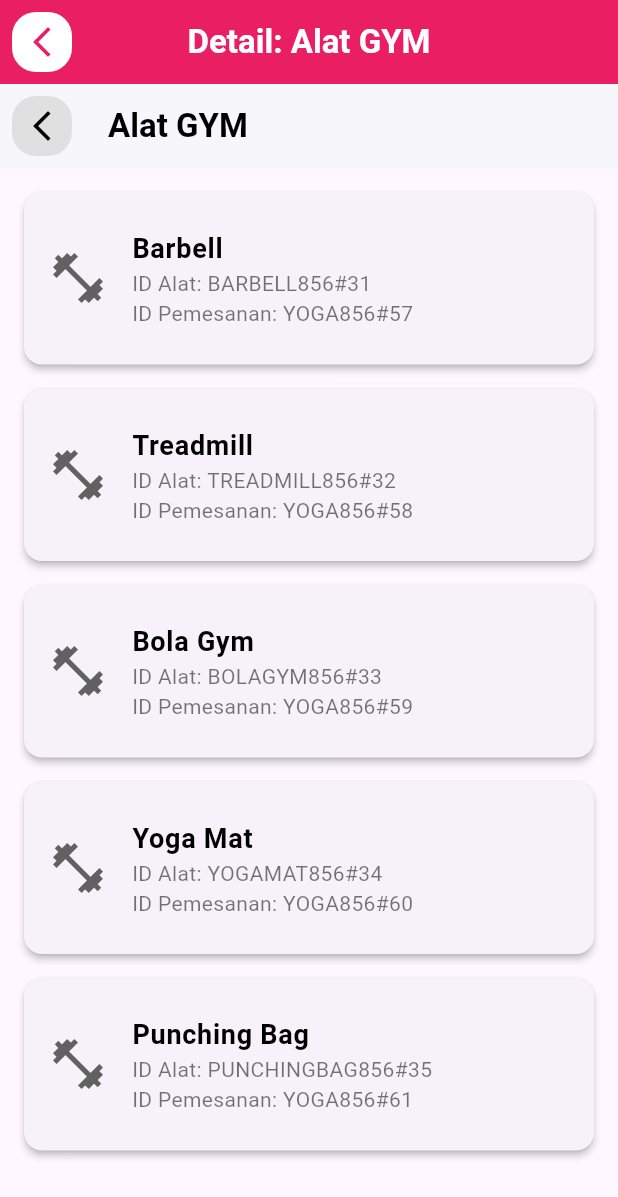
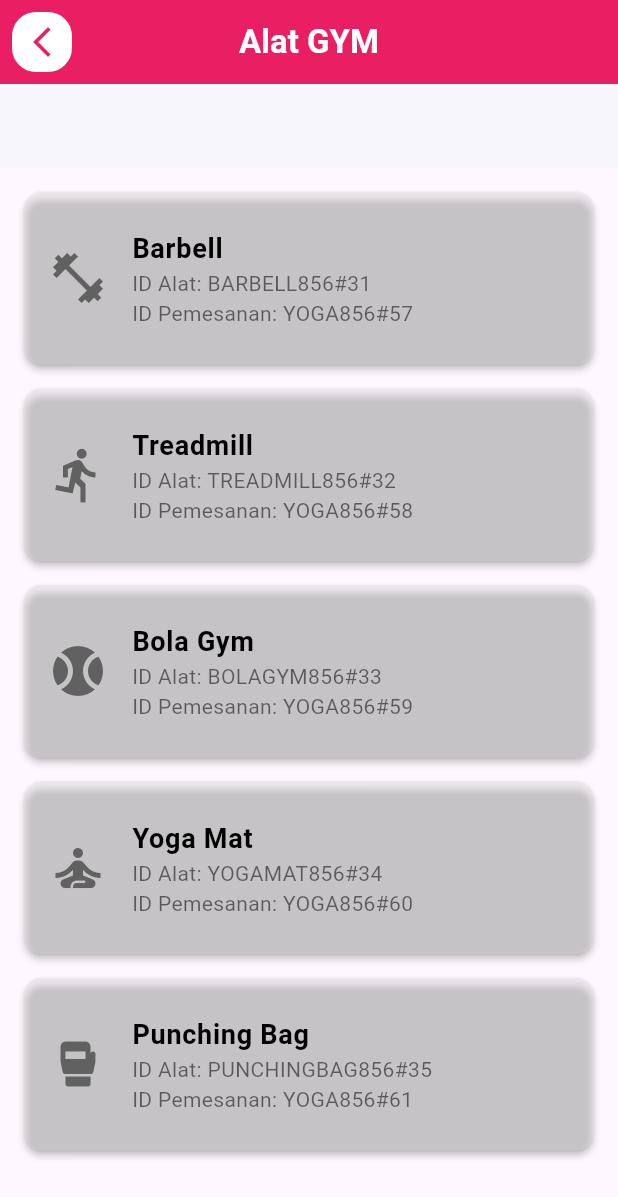
Before and after one commit to AndreasKuncoro11788/2_B_Gym, a Flutter app: the ListViewScreenGuest screen opened directly, after a tap on "Alat GYM", on a phone screen of 412 x 824 dp. Shown: the top 1197 px of the screen. Run offline on Flutter 3.47's test engine with Material 3 defaults, Android fonts, the phone set to English and light mode, and no system bars; our stand-ins replace camera, flutter_animate, flutter_rating_bar, flutter_riverpod, fluttertoast, local_auth and 3 more; accounts and stored records are empty; network calls fail.

Commit message:
guest list, logo first page done

```diff
--- a/lib/guest/viewList/alat_gymGuest.dart
+++ b/lib/guest/viewList/alat_gymGuest.dart
@@ -33,32 +33,31 @@ class AlatGymDetailGuest extends StatelessWidget {
       },
     ];
 
+    IconData getEquipmentIcon(String equipmentName) {
+      switch (equipmentName) {
+        case 'Barbell':
+          return Icons.fitness_center;
+        case 'Treadmill':
+          return Icons.directions_run;
+        case 'Bola Gym':
+          return Icons.sports_baseball;
+        case 'Yoga Mat':
+          return Icons.self_improvement;
+        case 'Punching Bag':
+          return Icons.sports_mma;
+        default:
+          return Icons.help_outline;
+      }
+    }
+
     return Scaffold(
       appBar: AppBar(
-        title: const Text(
-          "Alat GYM",
-          style: TextStyle(
-            color: Colors.black,
-            fontWeight: FontWeight.bold,
-          ),
-        ),
         backgroundColor: Colors.white,
         elevation: 1,
         leading: GestureDetector(
           onTap: () {
             Navigator.pop(context);
           },
-          child: Container(
-            margin: const EdgeInsets.all(8.0),
-            decoration: BoxDecoration(
-              color: Colors.grey[300],
-              borderRadius: BorderRadius.circular(16),
-            ),
-            child: const Icon(
-              Icons.arrow_back_ios_new,
-              color: Colors.black,
-            ),
-          ),
         ),
       ),
       body: ListView.builder(
@@ -72,10 +71,11 @@ class AlatGymDetailGuest extends StatelessWidget {
               borderRadius: BorderRadius.circular(12),
             ),
             elevation: 2,
+            color: const Color.fromARGB(91, 224, 224, 224),
             child: ListTile(
               contentPadding: const EdgeInsets.all(16),
               leading: Icon(
-                Icons.fitness_center,
+                getEquipmentIcon(equipment["name"]!),
                 size: 40,
                 color: Colors.grey[700],
               ),
--- a/lib/guest/view_listGuest.dart
+++ b/lib/guest/view_listGuest.dart
@@ -14,7 +14,6 @@ class ListViewScreenGuest extends StatelessWidget {
         title: Row(
           mainAxisAlignment: MainAxisAlignment.spaceBetween,
           children: [
-            // Add "Hi, Users" and date below it in the AppBar
             Column(
               crossAxisAlignment: CrossAxisAlignment.start,
               children: [
@@ -30,14 +29,14 @@ class ListViewScreenGuest extends StatelessWidget {
                   '10 Okt 2024',
                   style: TextStyle(
                     color: Colors.blue[200],
-                    fontSize: 14, // Smaller text size for the date
+                    fontSize: 14,
                   ),
                 ),
               ],
             ),
           ],
         ),
-        backgroundColor: Colors.pink, // Set to pink to match the design
+        backgroundColor: Colors.pink,
       ),
       body: LayoutBuilder(builder: (context, constraints) {
         if (constraints.maxWidth > 600) {
@@ -61,14 +60,14 @@ class NarrowLayoutGuest extends StatelessWidget {
           builder: (context) => Scaffold(
             appBar: AppBar(
               title: Text(
-                "Detail: ${data['name']}",
+                "${data['name']}",
                 style: const TextStyle(
                   color: Colors.white,
                   fontWeight: FontWeight.bold,
                 ),
               ),
               backgroundColor: Colors.pink,
-              centerTitle: true, // Correctly placed centerTitle
+              centerTitle: true,
               leading: GestureDetector(
                 onTap: () {
                   Navigator.pop(context);
@@ -142,7 +141,7 @@ class DataListGuest extends StatelessWidget {
     {
       "name": "Personal Trainer",
       "info": "Booking Personal Trainer",
-      "icon": Icons.fitness_center,
+      "icon": Icons.person,
     },
     {
       "name": "Alat GYM",
@@ -162,7 +161,7 @@ class DataListGuest extends StatelessWidget {
       children: [
         for (var item in data)
           Card(
-            color: Colors.pink, // Set card background to pink
+            color: Colors.pink,
             margin: const EdgeInsets.symmetric(vertical: 10, horizontal: 16),
             shape: RoundedRectangleBorder(
               borderRadius: BorderRadius.circular(15),
@@ -171,18 +170,18 @@ class DataListGuest extends StatelessWidget {
               leading: Icon(
                 item["icon"],
                 size: 40,
-                color: Colors.white, // Icon color to white
+                color: Colors.white,
               ),
               title: Text(
                 item["name"]!,
                 style: const TextStyle(
                     fontWeight: FontWeight.bold,
-                    color: Colors.white), // Text color to white
+                    color: Colors.white),
               ),
               subtitle: Text(
                 item["info"]!,
                 style: const TextStyle(
-                    color: Colors.white70), // Subtitle color to a lighter shade
+                    color: Colors.white70),
               ),
               onTap: () => onDataTap(item),
             ),
@@ -203,7 +202,6 @@ class DataDetailGuest extends StatelessWidget {
       return const ProfileGuest();
     }
 
-    // Show details based on the selected data
     if (data['name'] == "Personal Trainer") {
       return const PersonalTrainerDetailGuest();
     }
@@ -216,7 +214,7 @@ class DataDetailGuest extends StatelessWidget {
       return const KelasOlahragaDetailGuest();
     }
 
-    // Ini yang lama jangan dihapus dulu
+
     return Center(
       child: Card(
         margin: const EdgeInsets.all(16),
@@ -230,7 +228,7 @@ class DataDetailGuest extends StatelessWidget {
             mainAxisSize: MainAxisSize.min,
             children: [
               Icon(data['icon'],
-                  size: 80, color: Colors.pink), // Display icon in larger size
+                  size: 80, color: Colors.pink),
               const SizedBox(height: 16),
               Text(
                 data['name']!,
--- a/lib/view/firstpage.dart
+++ b/lib/view/firstpage.dart
@@ -51,7 +51,7 @@ class _SplashScreenState extends State<SplashScreen> {
           mainAxisAlignment: MainAxisAlignment.center,
           children: [
             Image.asset(
-              'lib/assets/logo Atma GYM.png',
+              'lib/assets/logo Atma GYM1.png',
               height: 150,
             ),
             const SizedBox(height: 20),
@@ -79,7 +79,7 @@ class SelectionScreen extends StatelessWidget {
             mainAxisAlignment: MainAxisAlignment.center,
             children: [
               Image.asset(
-                'lib/assets/logo Atma GYM.png',
+                'lib/assets/logo Atma GYM1.png',
                 height: 200,
               ),
               const SizedBox(height: 20),
--- a/pubspec.yaml
+++ b/pubspec.yaml
@@ -46,3 +46,4 @@ flutter:
     - lib/assets/boxing_trainer.jpg
     - lib/assets/zumba_trainer.jpg
     - lib/assets/body_combat_trainer.jpg
+    - lib/assets/logo Atma GYM1.png
```
Also changed, not shown: lib/guest/homeGuest.dart (+8 -7 lines), lib/guest/profileGuest.dart (+8 -10 lines), lib/guest/viewList/kelas_olahragaGuest.dart (+34 -31 lines), lib/guest/viewList/personal_trainerGuest.dart (+89 -0 lines), lib/view/Profile.dart (+1 -10 lines), lib/assets/logo Atma GYM1.png (added).
